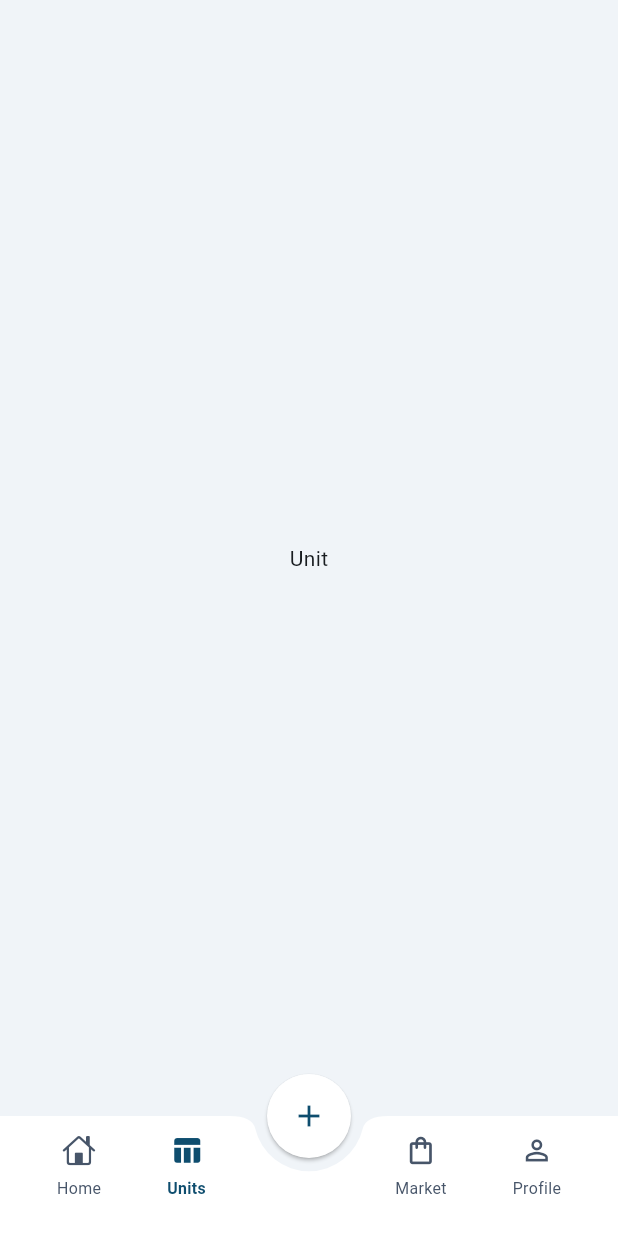
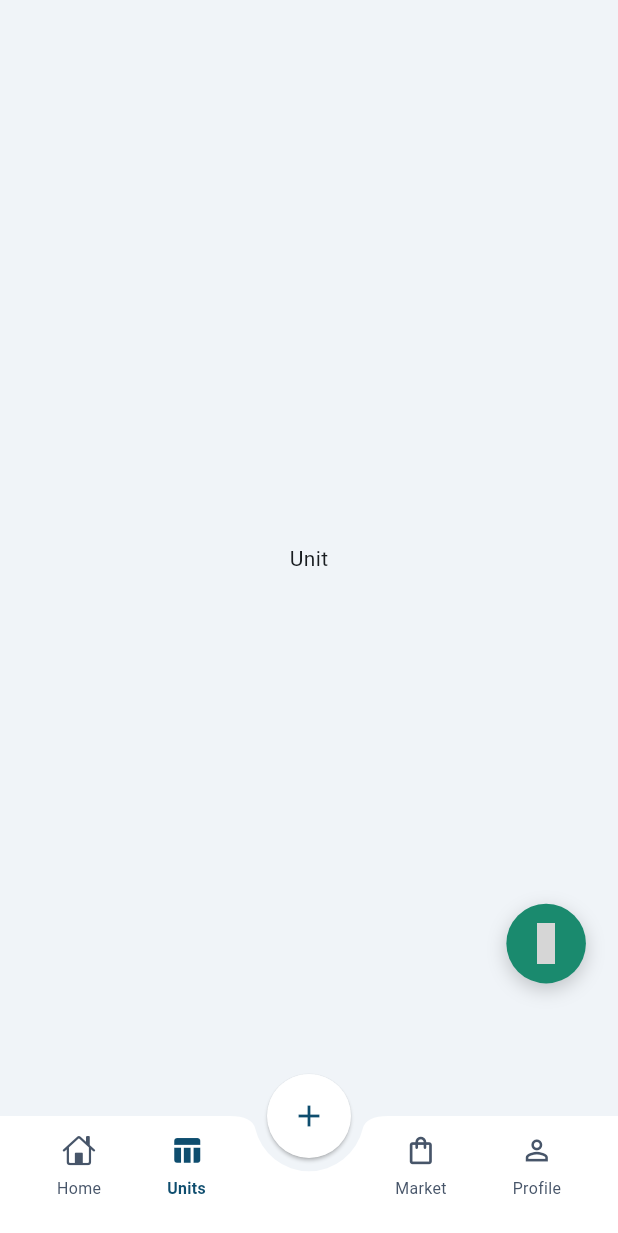
Before and after one commit to rahimuj570/aqua_culture_app, a Flutter app: the FarmerMainNavHolderScreen screen opened directly, item 2 of the bottom bar chosen, on a phone screen of 412 x 824 dp. Shown: the top 1233 px of the screen. Run offline on Flutter 3.47's test engine with Material 3 defaults, Android fonts, the phone set to English and light mode, and no system bars; our stand-ins replace flutter_material_design_icons, flutter_screenutil, logger, pinput, shared_preferences, video_player; accounts and stored records are empty; network calls fail; grey boxes are pictures that could not be loaded.

Commit message:
feat: chat_bot button is added for farmer

```diff
--- a/lib/features/farmer_role_features/home/views/screens/farmer_home_screen.dart
+++ b/lib/features/farmer_role_features/home/views/screens/farmer_home_screen.dart
@@ -230,7 +230,7 @@ class FarmerHomeScreen extends StatelessWidget {
                             ],
                           ),
                           RecentFarmLogCardWidget(),
-                          RecentFarmLogCardWidget(),
+                          RecentFarmLogCardWidget(isLastCard: true),
                         ],
                       ),
                     ),
--- a/lib/features/farmer_role_features/main_nav_holder/views/screens/farmer_main_nav_holder_screen.dart
+++ b/lib/features/farmer_role_features/main_nav_holder/views/screens/farmer_main_nav_holder_screen.dart
@@ -36,6 +36,42 @@ class _FarmerMainNavHolderScreenState extends State<FarmerMainNavHolderScreen>
           clipBehavior: Clip.none,
           children: [
             provider.screens[provider.currentIndex],
+
+            /// CHATBOT FLOATING BUTTON
+            Positioned(
+              right: 20.w,
+              bottom: 100.h,
+
+              child: GestureDetector(
+                onTap: () {
+                  print("Open chatbot");
+                },
+
+                child: Container(
+                  width: 60.w,
+                  height: 60.h,
+
+                  decoration: BoxDecoration(
+                    shape: BoxShape.circle,
+                    color: AppColors.secondaryThemeColor,
+
+                    boxShadow: [
+                      BoxShadow(
+                        color: Colors.black.withValues(alpha: .2),
+                        blurRadius: 10,
+                        offset: const Offset(0, 4),
+                      ),
+                    ],
+                  ),
+
+                  child: Icon(
+                    MdiIcons.robotExcitedOutline,
+                    color: Colors.white,
+                    size: 30.r,
+                  ),
+                ),
+              ),
+            ),
 
             /// HALF CIRCLE MENU
             Positioned(
```
Also changed, not shown: lib/features/farmer_role_features/home/views/widgets/recent_farm_log_card_widget.dart (+5 -4 lines).
